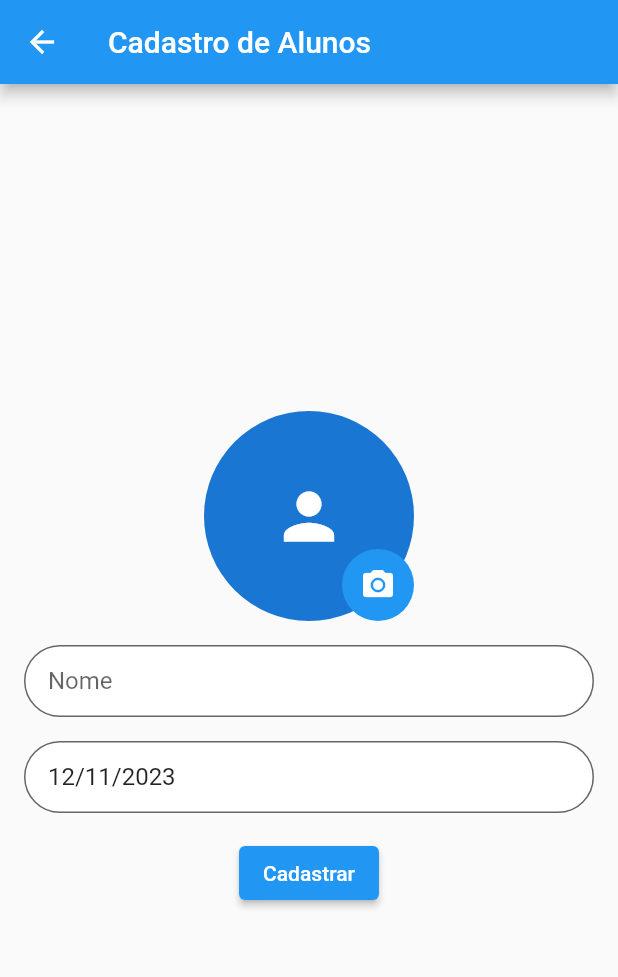
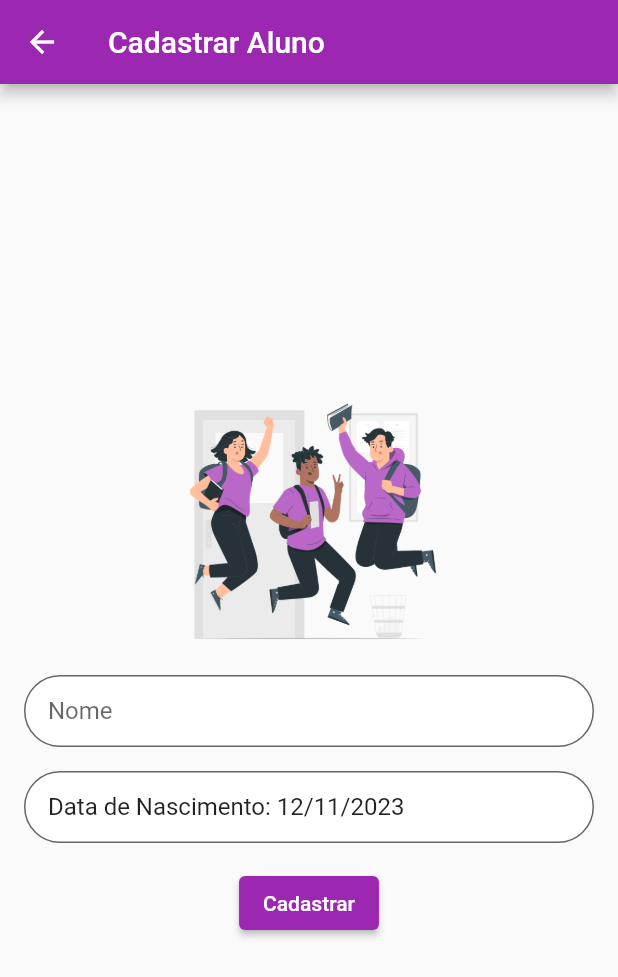
Before and after one commit to heeydoug/flutter-juntos-aprender, a Flutter app: the CreateStudentScreen screen opened directly, on a phone screen of 412 x 824 dp. Shown: the top 977 px of the screen. Run offline on Flutter 3.47's test engine with Material 2 defaults, Android fonts, the phone set to English and light mode, and no system bars; our stand-ins replace cloud_firestore, firebase_auth, firebase_core, image_picker; missing offline and left inert: ftoast; accounts and stored records are empty; generated files the repository leaves out were written again.

Commit message:
Alterando cores principais e criando novos componentes

```diff
--- /dev/null
+++ b/lib/components/app_bar.dart
@@ -0,0 +1,19 @@
+import 'package:flutter/material.dart';
+import 'package:flutter_juntos_aprender/utils/colors.dart';
+
+class CustomAppBar extends StatelessWidget implements PreferredSizeWidget {
+  final String title;
+
+  const CustomAppBar({Key? key, required this.title}) : super(key: key);
+
+  @override
+  Widget build(BuildContext context) {
+    return AppBar(
+      title: Text(title),
+      backgroundColor: MyColors.roxo,
+    );
+  }
+
+  @override
+  Size get preferredSize => Size.fromHeight(kToolbarHeight);
+}
--- a/lib/components/decoration_inputs.dart
+++ b/lib/components/decoration_inputs.dart
@@ -10,7 +10,7 @@ InputDecoration getInputDecoration(String label) {
     border: OutlineInputBorder(borderRadius: BorderRadius.circular(64)),
     focusedBorder: OutlineInputBorder(
       borderRadius: BorderRadius.circular(64),
-      borderSide: const BorderSide(color: MyColors.azulTopGradiente, width: 4),
+      borderSide: const BorderSide(color: MyColors.roxo, width: 4),
     ),
     errorBorder: OutlineInputBorder(
       borderRadius: BorderRadius.circular(64),
--- a/lib/components/decoration_inputs_login.dart
+++ b/lib/components/decoration_inputs_login.dart
@@ -10,7 +10,7 @@ InputDecoration getLoginInputDecoration(String label) {
     border: OutlineInputBorder(borderRadius: BorderRadius.circular(64)),
     focusedBorder: OutlineInputBorder(
       borderRadius: BorderRadius.circular(64),
-      borderSide: const BorderSide(color: MyColors.azulTopGradiente, width: 4),
+      borderSide: const BorderSide(color: MyColors.roxo, width: 4),
     ),
     errorBorder: OutlineInputBorder(
       borderRadius: BorderRadius.circular(64),
--- a/lib/screens/create_student_screen.dart
+++ b/lib/screens/create_student_screen.dart
@@ -1,9 +1,10 @@
-import 'dart:io';
-
 import 'package:flutter/material.dart';
+import 'package:flutter_juntos_aprender/components/app_bar.dart';
 import 'package:flutter_juntos_aprender/components/decoration_inputs.dart';
 import 'package:flutter_juntos_aprender/controllers/control_student.dart';
 import 'package:flutter_juntos_aprender/models/student.model.dart';
+import 'package:flutter_juntos_aprender/utils/colors.dart';
+import 'package:flutter_juntos_aprender/utils/snackbar.dart';
 import 'package:image_picker/image_picker.dart';
 import 'package:intl/intl.dart';
 
@@ -26,10 +27,21 @@ class _CreateStudentScreenState extends State<CreateStudentScreen> {
   }
 
   _addStudents(String nome, DateTime date, String urlImg) {
-    final newStudent = StudentModel(nome: nome, data: date, urlImg: urlImg);
+    if (nome.isEmpty) {
+      showSnackBar(
+          context: context,
+          texto: 'Por favor, insira todos os campos do formulário!',
+          isErro: true);
+    } else {
+      final newStudent = StudentModel(nome: nome, data: date, urlImg: urlImg);
 
-    _controllStudent.insert(newStudent);
-    Navigator.of(context).pop();
+      _controllStudent.insert(newStudent);
+      showSnackBar(
+          context: context,
+          texto: 'Aluno cadastrado com sucesso!',
+          isErro: false);
+      Navigator.of(context).pop();
+    }
   }
 
   Future<void> _selectDataNascimento(BuildContext context) async {
@@ -60,9 +72,7 @@ class _CreateStudentScreenState extends State<CreateStudentScreen> {
   @override
   Widget build(BuildContext context) {
     return Scaffold(
-      appBar: AppBar(
-        title: Text('Cadastro de Alunos'),
-      ),
+      appBar: CustomAppBar(title: 'Cadastrar Aluno'),
       body: Center(
         child: Padding(
           padding: EdgeInsets.all(16.0),
@@ -70,32 +80,33 @@ class _CreateStudentScreenState extends State<CreateStudentScreen> {
             mainAxisAlignment: MainAxisAlignment.center,
             crossAxisAlignment: CrossAxisAlignment.center,
             children: [
-              Stack(
-                alignment: Alignment.bottomRight,
-                children: [
-                  CircleAvatar(
-                    radius: 70,
-                    backgroundImage: _fotoPath.isNotEmpty
-                        ? FileImage(File(_fotoPath))
-                        : null,
-                    child: _fotoPath.isEmpty
-                        ? Icon(Icons.person, size: 50, color: Colors.white)
-                        : null,
-                  ),
-                  Container(
-                    decoration: BoxDecoration(
-                      shape: BoxShape.circle,
-                      color: Colors.blue, // Substitua pela cor desejada
-                    ),
-                    child: IconButton(
-                      color: Colors.white,
-                      icon: Icon(Icons.camera_alt),
-                      onPressed: _selectFoto,
-                      tooltip: 'Selecionar Foto',
-                    ),
-                  ),
-                ],
-              ),
+              Image.asset('assets/student.png', height: 180),
+              // Stack(
+              //   alignment: Alignment.bottomRight,
+              //   children: [
+              //     CircleAvatar(
+              //       radius: 70,
+              //       backgroundImage: _fotoPath.isNotEmpty
+              //           ? FileImage(File(_fotoPath))
+              //           : null,
+              //       child: _fotoPath.isEmpty
+              //           ? Icon(Icons.person, size: 50, color: Colors.white)
+              //           : null,
+              //     ),
+              //     Container(
+              //       decoration: BoxDecoration(
+              //         shape: BoxShape.circle,
+              //         color: Colors.blue, // Substitua pela cor desejada
+              //       ),
+              //       child: IconButton(
+              //         color: Colors.white,
+              //         icon: Icon(Icons.camera_alt),
+              //         onPressed: _selectFoto,
+              //         tooltip: 'Selecionar Foto',
+              //       ),
+              //     ),
+              //   ],
+              // ),
               SizedBox(height: 16.0),
               TextField(
                   controller: _nomeController,
@@ -107,9 +118,9 @@ class _CreateStudentScreenState extends State<CreateStudentScreen> {
                     child: TextFormField(
                       readOnly: true,
                       controller: TextEditingController(
-                        text: _dataNascimento != null
-                            ? DateFormat('dd/MM/yyyy').format(_dataNascimento)
-                            : '',
+                        text: _dataNascimento == null
+                            ? 'Nenhuma data selecionada!'
+                            : 'Data de Nascimento: ${DateFormat('dd/MM/yyyy').format(_dataNascimento)}',
                       ),
                       onTap: () => _selectDataNascimento(context),
                       decoration: getInputDecoration('Data de Nascimento'),
@@ -133,6 +144,9 @@ class _CreateStudentScreenState extends State<CreateStudentScreen> {
                       _nomeController.text, _dataNascimento, _fotoPath);
                 },
                 child: Text('Cadastrar'),
+                style: ElevatedButton.styleFrom(
+                  backgroundColor: MyColors.roxo, // Background color
+                ),
               ),
             ],
           ),
--- a/lib/screens/home_screen.dart
+++ b/lib/screens/home_screen.dart
@@ -1,4 +1,5 @@
 import 'package:flutter/material.dart';
+import 'package:flutter_juntos_aprender/components/app_bar.dart';
 import 'package:flutter_juntos_aprender/components/app_drawer.dart';
 
 class Home extends StatelessWidget {
@@ -7,7 +8,7 @@ class Home extends StatelessWidget {
   @override
   Widget build(BuildContext context) {
     return Scaffold(
-        appBar: AppBar(title: Text("Juntos Aprender - Home")),
+        appBar: CustomAppBar(title: "Juntos Aprender - Home"),
         drawer: AppDrawer());
   }
 }
--- a/lib/screens/login_screen.dart
+++ b/lib/screens/login_screen.dart
@@ -130,6 +130,9 @@ class _LoginScreenState extends State<LoginScreen> {
                           buttonPrincipalPressed();
                         },
                         child: Text((queroEntrar) ? "Entrar" : "Cadastrar"),
+                        style: TextButton.styleFrom(
+                          backgroundColor: Colors.purple, // Cor do botão
+                        ),
                       ),
                       Divider(),
                       TextButton(
--- a/lib/screens/manage_students_screen.dart
+++ b/lib/screens/manage_students_screen.dart
@@ -1,6 +1,8 @@
 import 'package:flutter/material.dart';
+import 'package:flutter_juntos_aprender/components/app_bar.dart';
 import 'package:flutter_juntos_aprender/components/app_drawer.dart';
 import 'package:flutter_juntos_aprender/screens/create_student_screen.dart';
+import 'package:flutter_juntos_aprender/utils/colors.dart';
 
 class ManageStudents extends StatelessWidget {
   const ManageStudents({Key? key}) : super(key: key);
@@ -8,9 +10,7 @@ class ManageStudents extends StatelessWidget {
   @override
   Widget build(BuildContext context) {
     return Scaffold(
-      appBar: AppBar(
-        title: Text('Gerenciar Alunos'),
-      ),
+      appBar: CustomAppBar(title: 'Gerenciar Alunos'),
       drawer: AppDrawer(),
       body: ListView(
         children: [
@@ -32,6 +32,7 @@ class ManageStudents extends StatelessWidget {
           );
         },
         child: Icon(Icons.add),
+        backgroundColor: MyColors.roxo,
       ),
     );
   }
--- a/lib/utils/colors.dart
+++ b/lib/utils/colors.dart
@@ -3,4 +3,7 @@ import 'package:flutter/material.dart';
 class MyColors {
   static const Color azulTopGradiente = Color(0xFF00ADFA);
   static const Color azulBaixoGradiente = Color(0xFFBFF9FF);
+  static const Color roxoTopGradiente = Color.fromARGB(233, 155, 39, 176);
+  static const Color roxoBaixoGradiente = Color.fromARGB(106, 234, 30, 152);
+  static const Color roxo = Colors.purple;
 }
```
Also changed, not shown: lib/components/app_drawer.dart (+6 -8 lines), lib/screens/create_classroom_screen.dart (+28 -7 lines), lib/screens/manage_classroom_screen.dart (+17 -10 lines), lib/utils/toast.dart (renamed from lib/utils/alert.dart, +13 -0 lines), assets/classroom.png (added), assets/student.png (added).
